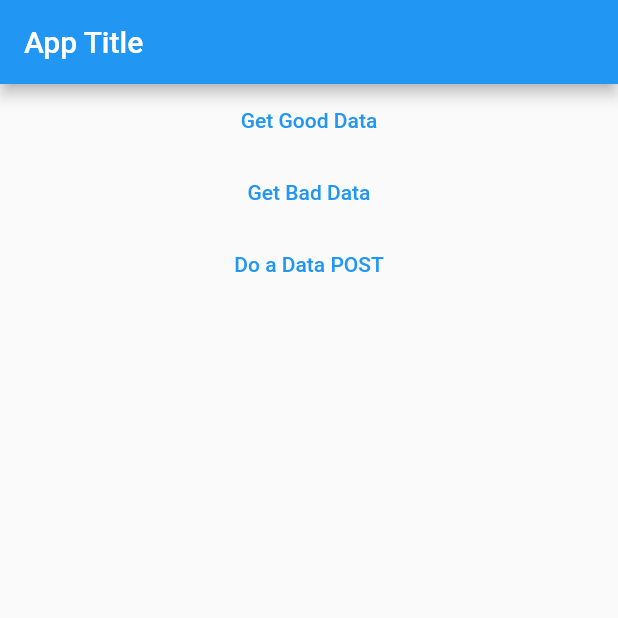
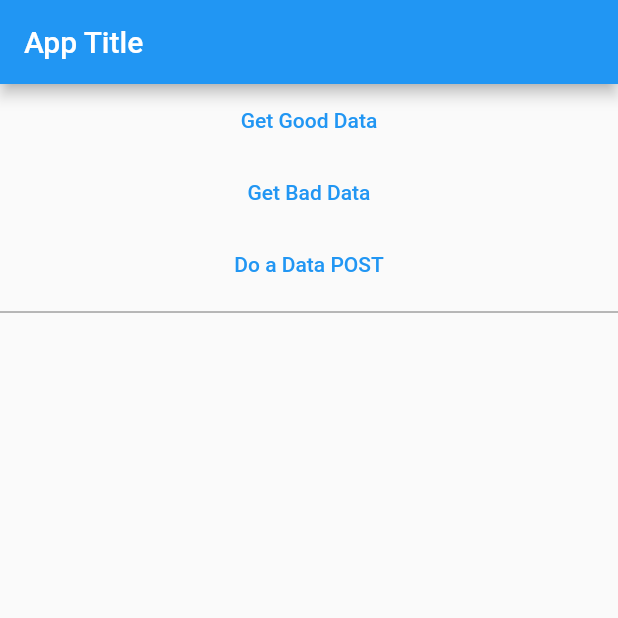
Before and after one commit to prof3ssorSt3v3/flutter-http-errors, a Flutter app: the screen it shows after launch, on a phone screen of 412 x 824 dp, the top half of it. Run offline on Flutter 3.47's test engine with Material 2 defaults, Android fonts, the phone set to English and light mode, and no system bars.

Commit message:
added divider

```diff
--- a/lib/main.dart
+++ b/lib/main.dart
@@ -105,6 +105,7 @@ class _MyHomePageState extends State<MyHomePage> {
               postData();
             },
           ),
+          Divider(color: Colors.black54),
           Expanded(
             flex: 1,
             child: ListView.builder(
```
Also changed, not shown: 1 other file.
